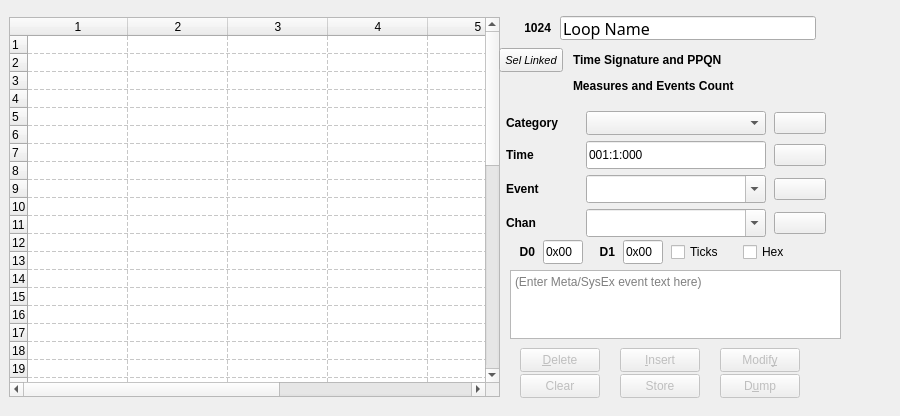
The window that seq_qt5/src/gui/qseqeventframe.ui (ahlstromcj/seq66) describes before a commit, drawn with Qt 5.
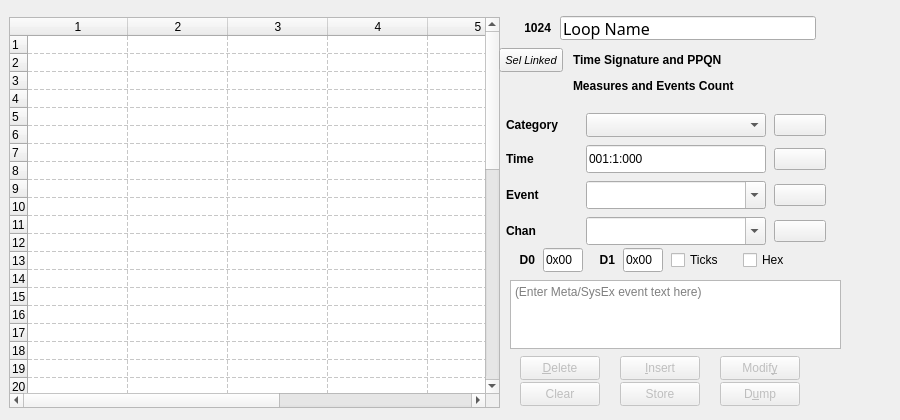
The same window after the commit.

```diff
--- a/seq_qt5/src/gui/qseqeventframe.ui
+++ b/seq_qt5/src/gui/qseqeventframe.ui
@@ -7,7 +7,7 @@
     <x>0</x>
     <y>0</y>
     <width>900</width>
-    <height>416</height>
+    <height>420</height>
    </rect>
   </property>
   <property name="sizePolicy">
@@ -43,7 +43,7 @@
      <x>9</x>
      <y>17</y>
      <width>491</width>
-     <height>380</height>
+     <height>391</height>
     </rect>
    </property>
    <property name="sizePolicy">
@@ -154,7 +154,7 @@
    <property name="geometry">
     <rect>
      <x>510</x>
-     <y>270</y>
+     <y>280</y>
      <width>331</width>
      <height>69</height>
     </rect>
@@ -179,7 +179,7 @@
    <property name="geometry">
     <rect>
      <x>520</x>
-     <y>348</y>
+     <y>356</y>
      <width>261</width>
      <height>52</height>
     </rect>
@@ -585,7 +585,7 @@
    <property name="geometry">
     <rect>
      <x>511</x>
-     <y>240</y>
+     <y>248</y>
      <width>288</width>
      <height>28</height>
     </rect>
@@ -735,7 +735,7 @@
      <x>502</x>
      <y>109</y>
      <width>331</width>
-     <height>131</height>
+     <height>142</height>
     </rect>
    </property>
    <layout class="QGridLayout" name="gridLayout">
```
Left out of the diff: 44 changed lines with no effect on the pictures.
